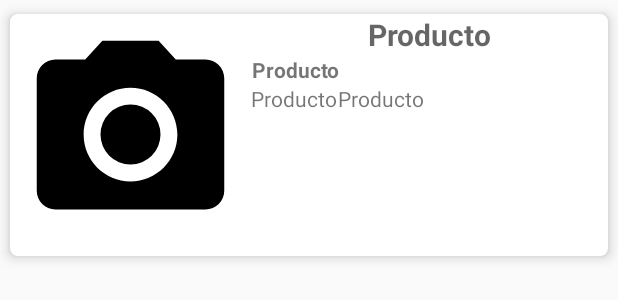
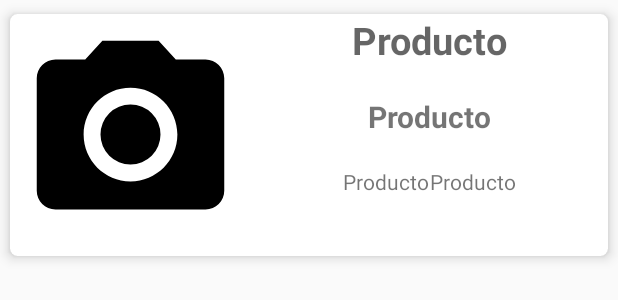
Before and after one commit to almibaren/AlmibarenAndroid, an Android app: the layout cardview_example.xml on its own in the app's theme, with its tools: preview values and no code run, on a phone screen of 412 x 824 dp. Shown: the top 300 px of the screen. Run offline under Robolectric (Android 15) with nearby library versions, the phone set to English and light mode, and no system bars; network calls fail.

Commit message:
cardview cambios minimos

```diff
--- a/app/src/main/res/layout/cardview_example.xml
+++ b/app/src/main/res/layout/cardview_example.xml
@@ -36,7 +36,7 @@
                 android:gravity="center"
                 android:text="Producto"
                 android:textAppearance="?android:attr/textAppearanceMedium"
-                android:textSize="20dp"
+                android:textSize="25dp"
                 android:textStyle="bold" />
 
 <LinearLayout
@@ -49,20 +49,24 @@
                 android:layout_width="wrap_content"
                 android:layout_height="wrap_content"
                 android:gravity="center"
+                android:layout_gravity="center"
+                android:layout_margin="20dp"
                 android:textStyle="bold"
-                android:textSize="14dp"
+                android:textSize="20dp"
                 android:text="Producto" />
+
             <LinearLayout
                 android:layout_width="match_parent"
                 android:layout_height="wrap_content"
-                android:orientation="horizontal">
-            <TextView
-                android:id="@+id/tvPrecioProductoSinDescuento"
-                android:layout_width="wrap_content"
-                android:layout_height="wrap_content"
-                android:textSize="14dp"
-                android:text="Producto"
-                />
+                android:orientation="horizontal"
+                android:gravity="center">
+
+                <TextView
+                    android:id="@+id/tvPrecioProductoSinDescuento"
+                    android:layout_width="wrap_content"
+                    android:layout_height="wrap_content"
+                    android:text="Producto"
+                    android:textSize="14dp" />
 
             <TextView
                 android:id="@+id/tvDtoProducto"
@@ -70,6 +74,7 @@
                 android:layout_height="wrap_content"
                 android:textSize="14dp"
                 android:gravity="center"
+                android:layout_gravity="center"
                 android:text="Producto" />
 
             <TextView
```
